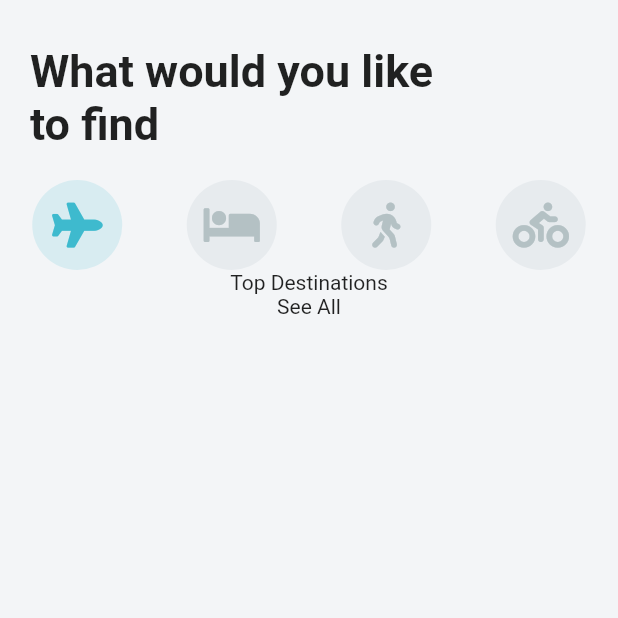
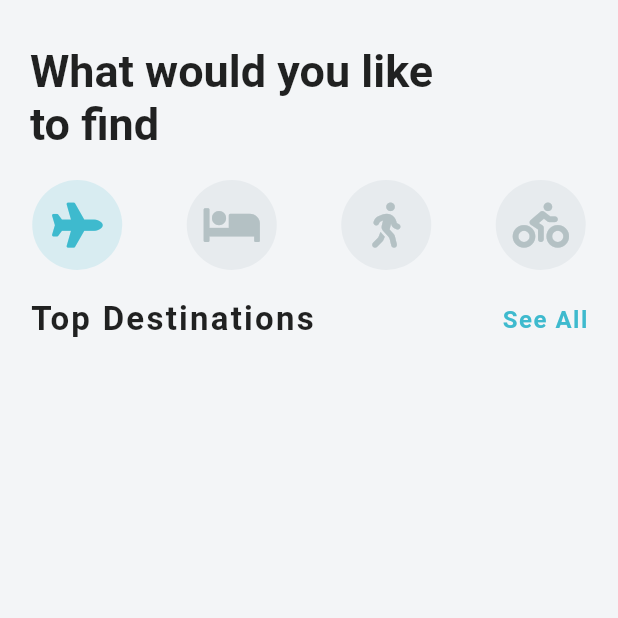
Before and after one commit to Casneil/Trying_Flutter, a Flutter app: the screen it shows after launch, on a phone screen of 412 x 824 dp, the top half of it. Run offline on Flutter 3.47's test engine with Material 2 defaults, Android fonts, the phone set to English and light mode, and no system bars; our stand-ins replace font_awesome_flutter.

Commit message:
wip(top destinations section): laying out top destination section

```diff
--- a/lib/screens/home_screen.dart
+++ b/lib/screens/home_screen.dart
@@ -1,4 +1,5 @@
 import 'package:flutter/material.dart';
+import 'package:flutter_travel_ui_starter/widgets/destination_carousel.dart';
 import 'package:font_awesome_flutter/font_awesome_flutter.dart';
 
 class HomeScreen extends StatefulWidget {
@@ -63,11 +64,8 @@ class _HomeScreenState extends State<HomeScreen> {
                   )
                   .toList(),
             ),
-            Column(children:<Widget> [
-              Text("Top Destinations"),
-              Text("See All"),
-            ],
-            ),
+            SizedBox(height: 20.0),
+            DestinationCarousel(),
           ],
         ),
       ),
--- /dev/null
+++ b/lib/widgets/destination_carousel.dart
@@ -0,0 +1,36 @@
+import 'package:flutter/material.dart';
+
+class DestinationCarousel extends StatelessWidget {
+  @override
+  Widget build(BuildContext context) {
+    return Column(
+      children: <Widget>[
+        Padding(
+          padding: const EdgeInsets.symmetric(horizontal: 20.0),
+          child: Row(
+            mainAxisAlignment: MainAxisAlignment.spaceBetween,
+            children: [
+              Text(
+                "Top Destinations",
+                style: TextStyle(
+                  fontSize: 22.0,
+                  fontWeight: FontWeight.bold,
+                  letterSpacing: 1.5,
+                ),
+              ),
+              Text(
+                "See All",
+                style: TextStyle(
+                  color: Theme.of(context).primaryColor,
+                  fontSize: 16.0,
+                  fontWeight: FontWeight.w600,
+                  letterSpacing: 1.0,
+                ),
+              ),
+            ],
+          ),
+        ),
+      ],
+    );
+  }
+}
```
